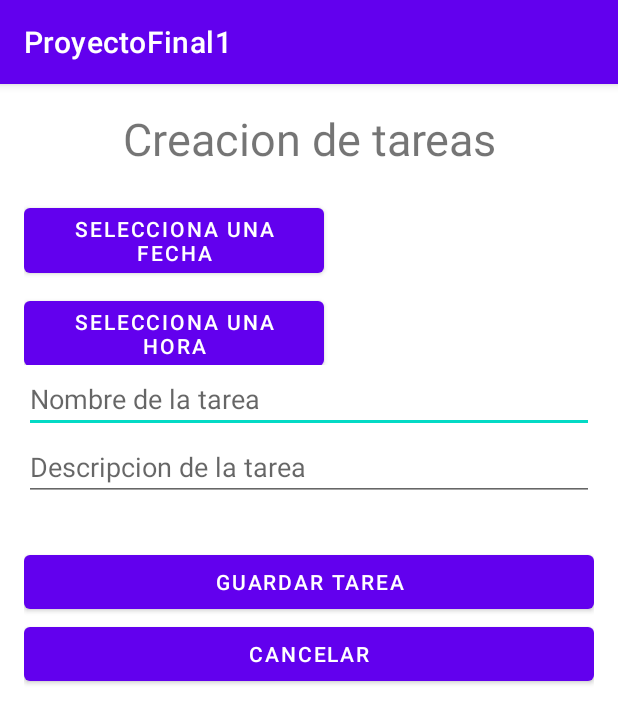
After one commit to AlexJr2214/ProyectoFinal1, an Android app: the CrearTareaActivity screen opened directly, with no data from a screen before it, on a phone screen of 412 x 824 dp. The commit adds this screen. Shown: the top 723 px of the screen. Run offline under Robolectric (Android 15) with nearby library versions, the phone set to English and light mode, and no system bars.

Commit message:
Se agrego el registro y la funcion de seleccionar la hora y fecha

```diff
--- a/app/build.gradle
+++ b/app/build.gradle
@@ -33,6 +33,7 @@ dependencies {
     implementation 'androidx.appcompat:appcompat:1.3.0'
     implementation 'com.google.android.material:material:1.4.0'
     implementation 'androidx.constraintlayout:constraintlayout:2.0.4'
+    implementation 'com.android.volley:volley:1.1.0'
     testImplementation 'junit:junit:4.+'
     androidTestImplementation 'androidx.test.ext:junit:1.1.3'
     androidTestImplementation 'androidx.test.espresso:espresso-core:3.4.0'
--- a/app/src/main/AndroidManifest.xml
+++ b/app/src/main/AndroidManifest.xml
@@ -1,7 +1,7 @@
 <?xml version="1.0" encoding="utf-8"?>
 <manifest xmlns:android="http://schemas.android.com/apk/res/android"
     package="com.example.proyectofinal1">
-
+    <uses-permission android:name="android.permission.INTERNET"/>
     <application
         android:allowBackup="true"
         android:icon="@mipmap/ic_launcher"
@@ -9,6 +9,10 @@
         android:roundIcon="@mipmap/ic_launcher_round"
         android:supportsRtl="true"
         android:theme="@style/Theme.ProyectoFinal1">
+        android:usesCleartextTraffic="true">
+        <activity android:name=".LoginAndRegisterActivities.RegistrarActivity"></activity>
+        <activity android:name=".CrearTareaActivity" />
+        <activity android:name=".TareasActivity" />
         <activity android:name=".MainActivity">
             <intent-filter>
                 <action android:name="android.intent.action.MAIN" />
--- /dev/null
+++ b/app/src/main/res/layout/activity_crear_tarea.xml
@@ -0,0 +1,86 @@
+<?xml version="1.0" encoding="utf-8"?>
+<LinearLayout xmlns:android="http://schemas.android.com/apk/res/android"
+    xmlns:app="http://schemas.android.com/apk/res-auto"
+    xmlns:tools="http://schemas.android.com/tools"
+    android:layout_width="match_parent"
+    android:layout_height="match_parent"
+    android:orientation="vertical"
+    android:padding="16dp"
+    tools:context=".CrearTareaActivity">
+
+
+
+    <TextView
+        android:gravity="center_horizontal"
+        android:textSize="30sp"
+        android:layout_width="match_parent"
+        android:layout_height="wrap_content"
+        android:text="Creacion de tareas"/>
+
+    <LinearLayout
+        android:layout_marginTop="20dp"
+        android:layout_width="match_parent"
+        android:layout_height="wrap_content">
+
+        <Button
+            android:layout_gravity="center_horizontal"
+            android:text="Selecciona una fecha"
+            android:id="@+id/btnSetearFecha"
+            android:layout_width="200dp"
+            android:layout_height="wrap_content"
+            android:onClick="onclik"/>
+        <TextView
+            android:layout_marginLeft="10dp"
+            android:layout_marginTop="5dp"
+            android:textSize="30sp"
+            android:id="@+id/tvMostrarFecha"
+            android:layout_width="match_parent"
+            android:layout_height="wrap_content"/>
+    </LinearLayout>
+
+    <LinearLayout
+        android:layout_width="match_parent"
+        android:layout_height="wrap_content"
+        android:orientation="horizontal">
+        <Button
+            android:text="Selecciona una hora"
+            android:id="@+id/btnSetearHora"
+            android:layout_width="200dp"
+            android:layout_height="wrap_content"
+            android:onClick="onclik"/>
+        <TextView
+            android:layout_marginLeft="10dp"
+            android:layout_marginTop="5dp"
+            android:textSize="30sp"
+            android:id="@+id/tvMostrarHora"
+            android:layout_width="match_parent"
+            android:layout_height="wrap_content"/>
+    </LinearLayout>
+
+    <EditText
+        android:id="@+id/etNombreTarea"
+        android:layout_width="match_parent"
+        android:layout_height="wrap_content"
+        android:hint="Nombre de la tarea"/>
+
+    <EditText
+        android:id="@+id/etDescripcionTarea"
+        android:layout_width="match_parent"
+        android:layout_height="wrap_content"
+        android:hint="Descripcion de la tarea"/>
+
+    <Button
+        android:id="@+id/btnGuardarTarea"
+        android:layout_marginTop="30dp"
+        android:layout_width="match_parent"
+        android:layout_height="wrap_content"
+        android:text="Guardar tarea"
+        android:onClick="onclik"/>
+    <Button
+        android:id="@+id/btnCancelar"
+        android:layout_width="match_parent"
+        android:layout_height="wrap_content"
+        android:text="Cancelar"
+        android:onClick="onclik"/>
+
+</LinearLayout>
--- a/app/src/main/res/values/strings.xml
+++ b/app/src/main/res/values/strings.xml
@@ -1,3 +1,5 @@
 <resources>
     <string name="app_name">ProyectoFinal1</string>
+
+    <string name="ip">192.168.1.33</string>
 </resources>
```
Also changed, not shown: app/src/main/java/com/example/proyectofinal1/CrearTareaActivity.java (added, +145 -0 lines), app/src/main/java/com/example/proyectofinal1/LoginAndRegisterActivities/RegistrarActivity.java (added, +139 -0 lines), app/src/main/java/com/example/proyectofinal1/MainActivity.java (+15 -1 lines), app/src/main/java/com/example/proyectofinal1/TareasActivity.java (added, +32 -0 lines), app/src/main/res/layout/activity_registrar.xml (added, +49 -0 lines), app/src/main/res/layout/activity_tareas.xml (added, +33 -0 lines).
